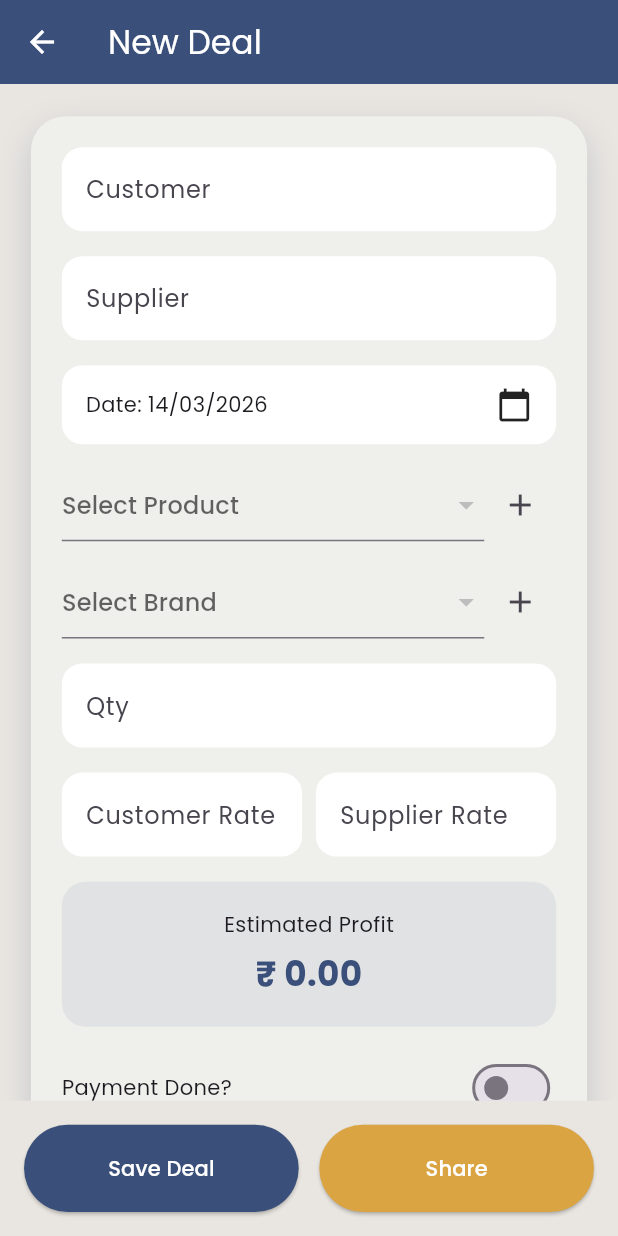
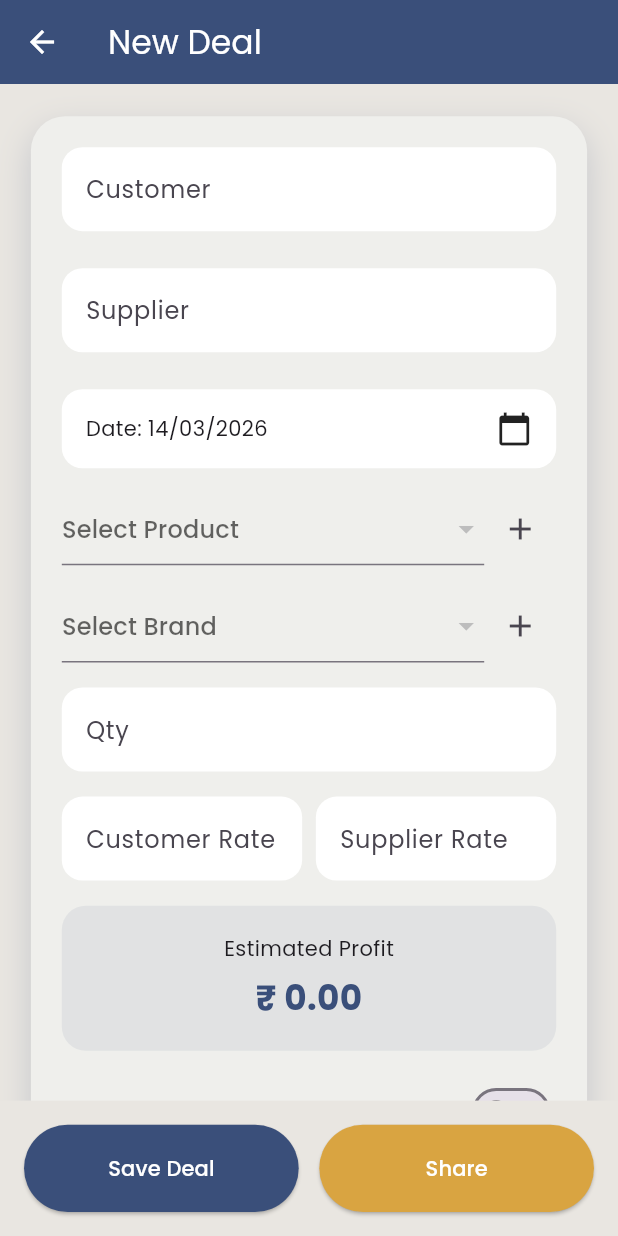
Before and after one commit to ambabhai/BillBook, a Flutter app: the CreateDealPage screen opened by its route, on a phone screen of 412 x 824 dp. Run offline on Flutter 3.47's test engine with Material 3 defaults, Android fonts, the phone set to English and light mode, and no system bars; our stand-ins replace flutter_screenutil, google_fonts, hive, hive_flutter, pdf, printing; accounts and stored records are empty.

Commit message:
deal page done

```diff
--- a/lib/Pages/Deals/CreateDealPage.dart
+++ b/lib/Pages/Deals/CreateDealPage.dart
@@ -127,7 +127,13 @@ class _CreateDealPageState extends State<CreateDealPage> with CreateDealHandler
     );
   }
 
-  Widget buildAutoCompleteField(String label, TextEditingController controller, List<String> list, Function(String) onChange, List<String> filtered){
+  Widget buildAutoCompleteField(
+      String label,
+      TextEditingController controller,
+      List<String> list,
+      Function(String) onChange,
+      List<String> filtered,
+      ) {
     return Column(
       crossAxisAlignment: CrossAxisAlignment.start,
       children: [
@@ -144,18 +150,31 @@ class _CreateDealPageState extends State<CreateDealPage> with CreateDealHandler
             ),
           ),
         ),
-        ...filtered.map((e) => GestureDetector(
-          onTap: (){
-            controller.text = e;
-            setState((){});
-          },
-          child: Container(
-            width: double.infinity,
-            padding: EdgeInsets.symmetric(vertical: 8.h,horizontal: 12.w),
-            color: Colors.grey.shade200,
-            child: Text(e),
+        const SizedBox(height: 8),
+        if (filtered.isNotEmpty)
+          Wrap(
+            spacing: 6.w,
+            runSpacing: 6.h,
+            children: filtered.map((e) {
+              return InputChip(
+                label: Text(
+                  e,
+                  style: const TextStyle(color: Colors.white),
+                ),
+                onPressed: () {
+                  controller.text = e;
+                  setState(() {
+                    filtered.clear(); // hide suggestions after selection
+                  });
+                },
+                backgroundColor: AppTheme.primary, // your custom color
+                shape: RoundedRectangleBorder(
+                  borderRadius: BorderRadius.circular(20.r), // rounded chip
+                ),
+                padding: EdgeInsets.symmetric(horizontal: 12.w, vertical: 4.h),
+              );
+            }).toList(),
           ),
-        ))
       ],
     );
   }
```
